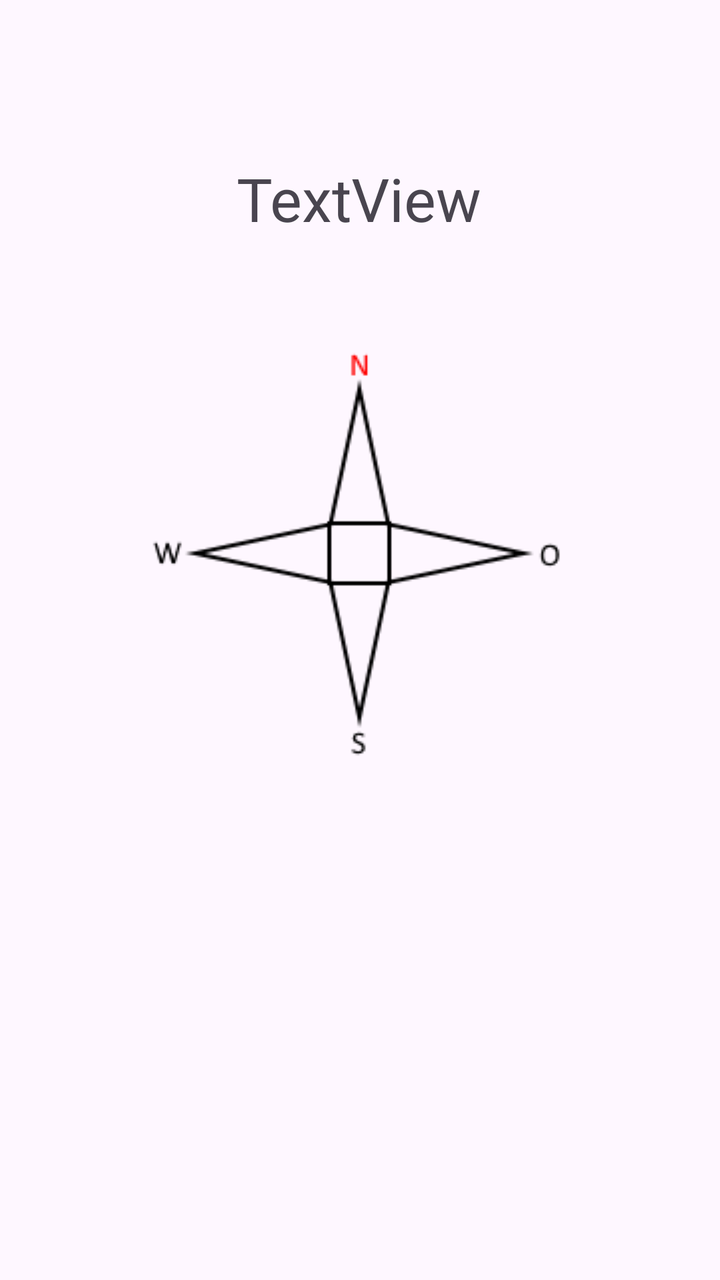
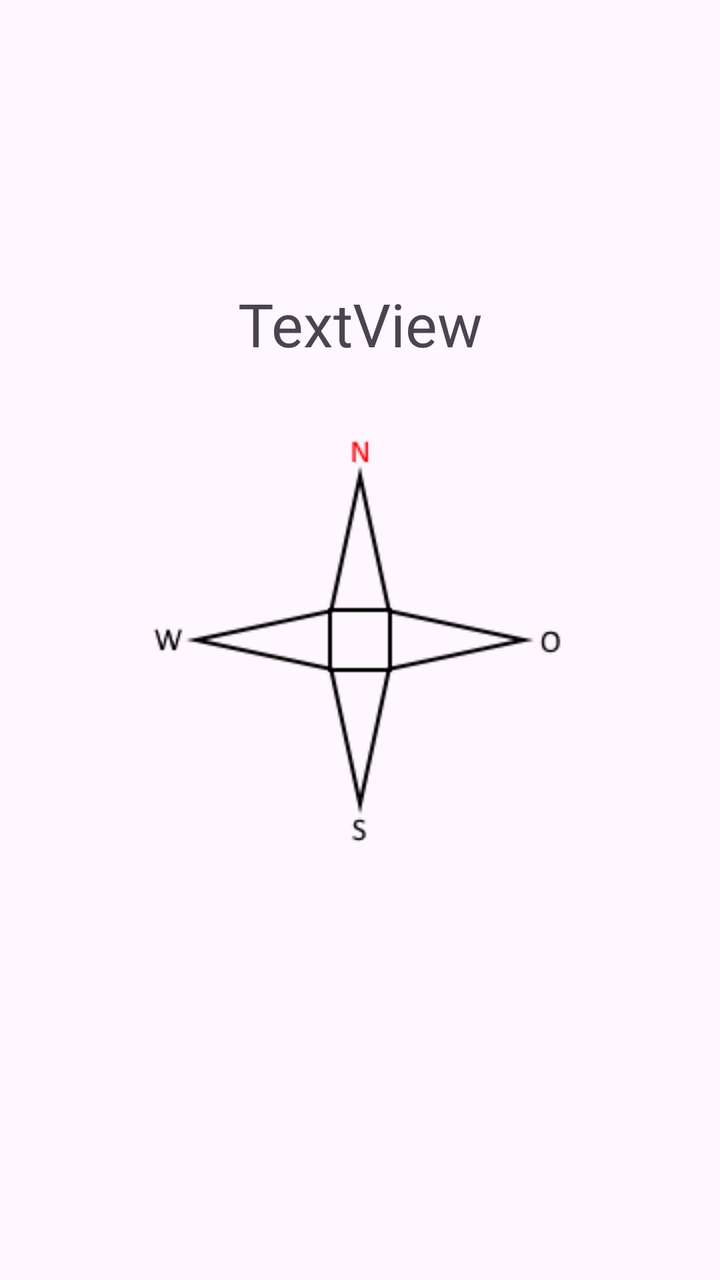

Compare the two renders of this Android layout. The source of the first and the diff that turns it into the second are given below.
<!-- AndroidManifest.xml: application theme Theme.SensorTest2 -->
<!-- res/layout/fragment_tab1.xml -->
<?xml version="1.0" encoding="utf-8"?>
<androidx.constraintlayout.widget.ConstraintLayout xmlns:android="http://schemas.android.com/apk/res/android"
    xmlns:app="http://schemas.android.com/apk/res-auto"
    xmlns:tools="http://schemas.android.com/tools"
    android:id="@+id/constraintLayout1"
    android:layout_width="match_parent"
    android:layout_height="match_parent"
    android:fitsSystemWindows="true"
    tools:context=".SensorTabFragment1">

    <ImageView
        android:id="@+id/tab1_imageview_compass"
        android:layout_width="wrap_content"
        android:layout_height="wrap_content"
        android:src="@drawable/compass"
        app:layout_constraintBottom_toBottomOf="parent"
        app:layout_constraintEnd_toEndOf="parent"
        app:layout_constraintHorizontal_bias="0.496"
        app:layout_constraintStart_toStartOf="parent"
        app:layout_constraintTop_toTopOf="parent"
        app:layout_constraintVertical_bias="0.387"
        android:contentDescription="@string/compass_content_description" />

    <TextView
        android:id="@+id/tab1_textview_orientation"
        android:layout_width="wrap_content"
        android:layout_height="wrap_content"
        android:text="@string/textViewDefault"
        android:textSize="30sp"
        app:layout_constraintBottom_toTopOf="@+id/tab1_imageview_compass"
        app:layout_constraintEnd_toEndOf="parent"
        app:layout_constraintHorizontal_bias="0.498"
        app:layout_constraintStart_toStartOf="parent"
        app:layout_constraintTop_toTopOf="parent"
        app:layout_constraintVertical_bias="0.729" />

</androidx.constraintlayout.widget.ConstraintLayout>
<!-- resources referenced by this layout -->
<resources>
  <!-- drawable compass: png bitmap (drawable, 5114 bytes) -->
  <string name="compass_content_description">image of a compass</string>
  <string name="textViewDefault">TextView</string>
  <style name="Theme.SensorTest2" parent="Base.Theme.SensorTest2" />
  <style name="Base.Theme.SensorTest2" parent="Theme.Material3.DayNight.NoActionBar">
          
          <item name="android:windowTranslucentStatus">true</item>
          <item name="android:windowTranslucentNavigation">true</item>
      </style>
</resources>

<!-- the commit's change to res/layout/fragment_tab1.xml (unified diff, before → after) -->
@@ -6,32 +6,28 @@
     android:layout_width="match_parent"
     android:layout_height="match_parent"
     android:fitsSystemWindows="true"
-    tools:context=".SensorTabFragment1">
+    tools:context=".Tab1">
 
     <ImageView
         android:id="@+id/tab1_imageview_compass"
         android:layout_width="wrap_content"
         android:layout_height="wrap_content"
+        android:contentDescription="@string/compass_content_description"
         android:src="@drawable/compass"
         app:layout_constraintBottom_toBottomOf="parent"
         app:layout_constraintEnd_toEndOf="parent"
-        app:layout_constraintHorizontal_bias="0.496"
         app:layout_constraintStart_toStartOf="parent"
-        app:layout_constraintTop_toTopOf="parent"
-        app:layout_constraintVertical_bias="0.387"
-        android:contentDescription="@string/compass_content_description" />
+        app:layout_constraintTop_toTopOf="parent" />
 
     <TextView
         android:id="@+id/tab1_textview_orientation"
         android:layout_width="wrap_content"
         android:layout_height="wrap_content"
+        android:layout_marginBottom="10dp"
         android:text="@string/textViewDefault"
         android:textSize="30sp"
         app:layout_constraintBottom_toTopOf="@+id/tab1_imageview_compass"
-        app:layout_constraintEnd_toEndOf="parent"
-        app:layout_constraintHorizontal_bias="0.498"
-        app:layout_constraintStart_toStartOf="parent"
-        app:layout_constraintTop_toTopOf="parent"
-        app:layout_constraintVertical_bias="0.729" />
+        app:layout_constraintEnd_toEndOf="@+id/tab1_imageview_compass"
+        app:layout_constraintStart_toStartOf="@+id/tab1_imageview_compass" />
 
 </androidx.constraintlayout.widget.ConstraintLayout>
